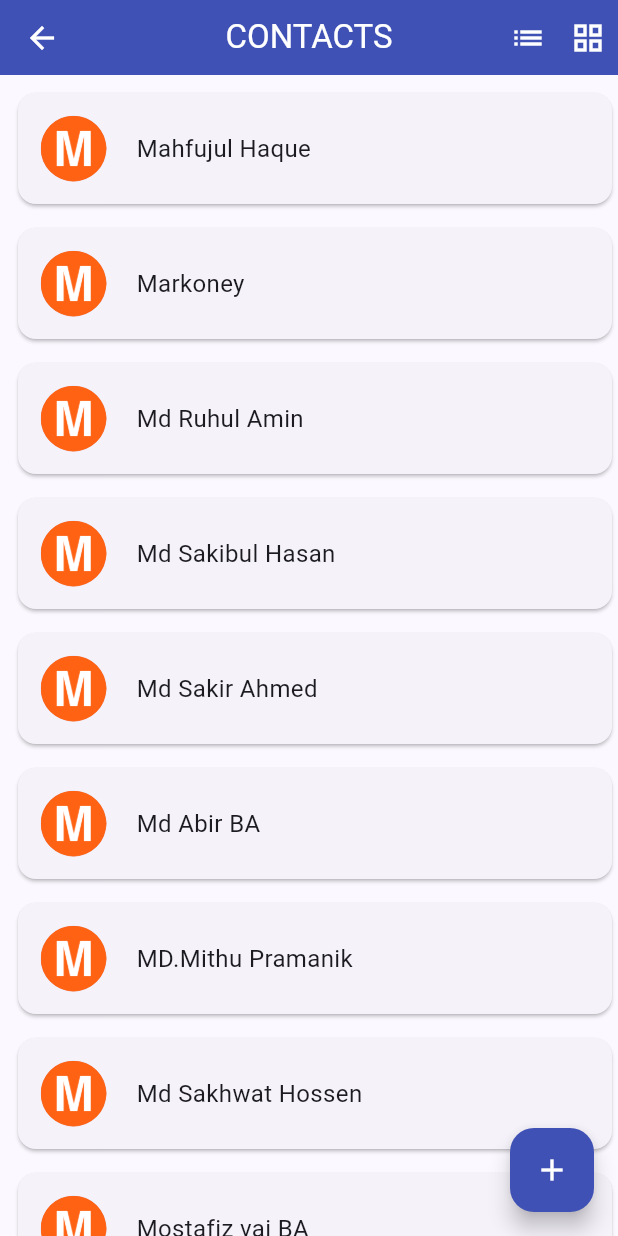
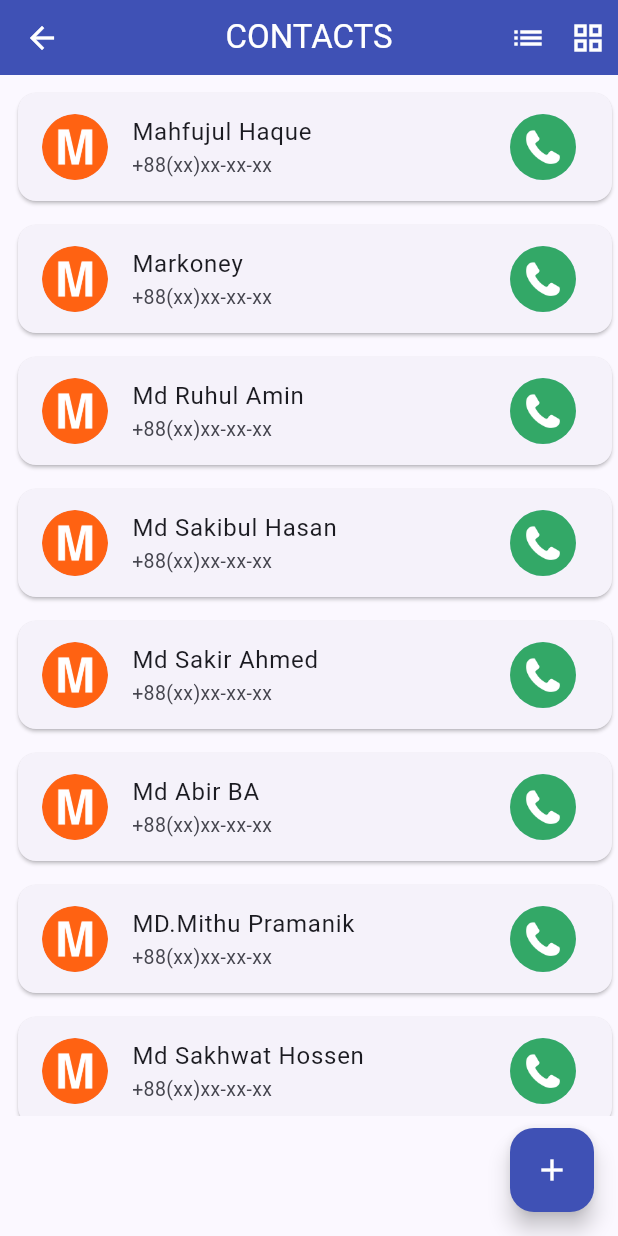
Before and after one commit to mardy-cse/contact_book, a Flutter app: the MyContactScreen screen opened directly, after a tap on the "list" icon, on a phone screen of 412 x 824 dp. Run offline on Flutter 3.47's test engine with Material 3 defaults, Android fonts, the phone set to English and light mode, and no system bars; our stand-ins replace get.

Commit message:
callicon , number  add , floating action button and callicon conflict solve

```diff
--- a/lib/constant/text_constant.dart
+++ b/lib/constant/text_constant.dart
@@ -13,6 +13,7 @@ mixin ContactIcon {
   static const person2Icon = 'assets/icon/contacts/person (2).png';
   static const person3Icon = 'assets/icon/contacts/images.jpeg';
   static const Mlogo = 'assets/icon/contacts/M-logo.png';
+  static const callIcon = 'assets/icon/contacts/callicon.png';
 }
 mixin HomeText {
   // static const appName = 'Contacts';
--- a/lib/features/contacts/presentation/screen/my_contact_screen.dart
+++ b/lib/features/contacts/presentation/screen/my_contact_screen.dart
@@ -87,7 +87,7 @@ class _MyContactScreenState extends State<MyContactScreen> {
               shadowColor: Colors.indigoAccent,
               child: GridView.builder(
                 itemCount: name.length,
-                gridDelegate: SliverGridDelegateWithFixedCrossAxisCount(
+                gridDelegate: const SliverGridDelegateWithFixedCrossAxisCount(
                     crossAxisCount: 2),
                 itemBuilder: (context, index) {
                   return ContactGridViewWidget(
@@ -99,14 +99,22 @@ class _MyContactScreenState extends State<MyContactScreen> {
                 },
               ),
             )
-          : ListView.builder(
+          : Padding(
+              padding: const EdgeInsets.only(bottom: 80),
+              child: ListView.builder(
                   itemCount: name.length,
                   itemBuilder: (context, index) {
                     return ContactListViewWidget(
                       circularIcon: ContactIcon.Mlogo,
                       contactName: name[index],
+                      phoneNumber: ContactText.enterYourNumber,
+                      callIcon: ContactIcon.callIcon,
+                      onCallIconTapped: () {
+                        print('callIcon tapped');
+                      },
                     );
                   }),
+            ),
       floatingActionButton: FloatingActionButton(
         backgroundColor: Colors.indigo,
         onPressed: () {
--- a/lib/features/contacts/presentation/widget/contact_list_view_widget.dart
+++ b/lib/features/contacts/presentation/widget/contact_list_view_widget.dart
@@ -1,33 +1,44 @@
 import 'package:flutter/material.dart';
-
-import '../../../../constant/app_space.dart';
 
 class ContactListViewWidget extends StatelessWidget {
   final String circularIcon;
   final String contactName;
+  final String phoneNumber;
+  final String callIcon;
+  final VoidCallback onCallIconTapped;
 
   const ContactListViewWidget(
-      {super.key, required this.circularIcon, required this.contactName});
+      {super.key,
+      required this.circularIcon,
+      required this.contactName,
+      required this.phoneNumber,
+      required this.callIcon,
+      required this.onCallIconTapped});
 
   @override
   Widget build(BuildContext context) {
     return Padding(
       padding: const EdgeInsets.only(left: 8, top: 8),
       child: Card(
-        child: Padding(
-          padding: const EdgeInsets.all(15.0),
-          child: Row(
-            children: [
-              CircleAvatar(
+        child: ListTile(
+          leading: CircleAvatar(
             radius: 22,
             backgroundImage: AssetImage(circularIcon),
           ),
-              AppSpace.width20,
-              Text(
+          title: Text(
             contactName,
             style: const TextStyle(fontSize: 16),
           ),
-            ],
+          subtitle: Text(
+            phoneNumber,
+            style: const TextStyle(fontSize: 13),
+          ),
+          trailing: GestureDetector(
+            onTap: onCallIconTapped,
+            child: CircleAvatar(
+              radius: 22,
+              backgroundImage: AssetImage(callIcon),
+            ),
           ),
         ),
       ),
```
Also changed, not shown: assets/icon/contacts/callicon.png (added). Lines whose indentation alone changed are shown as unchanged.
